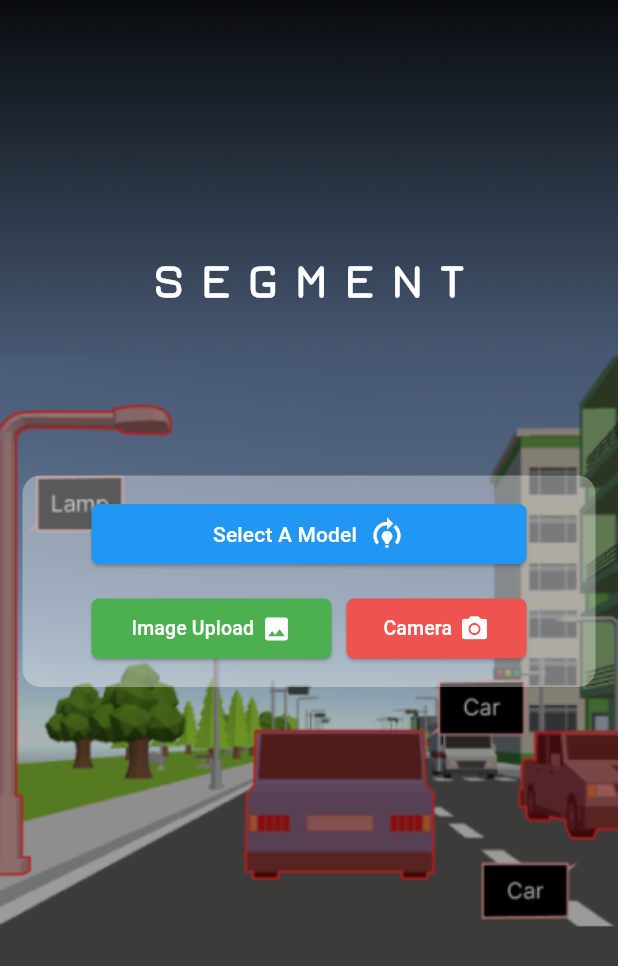
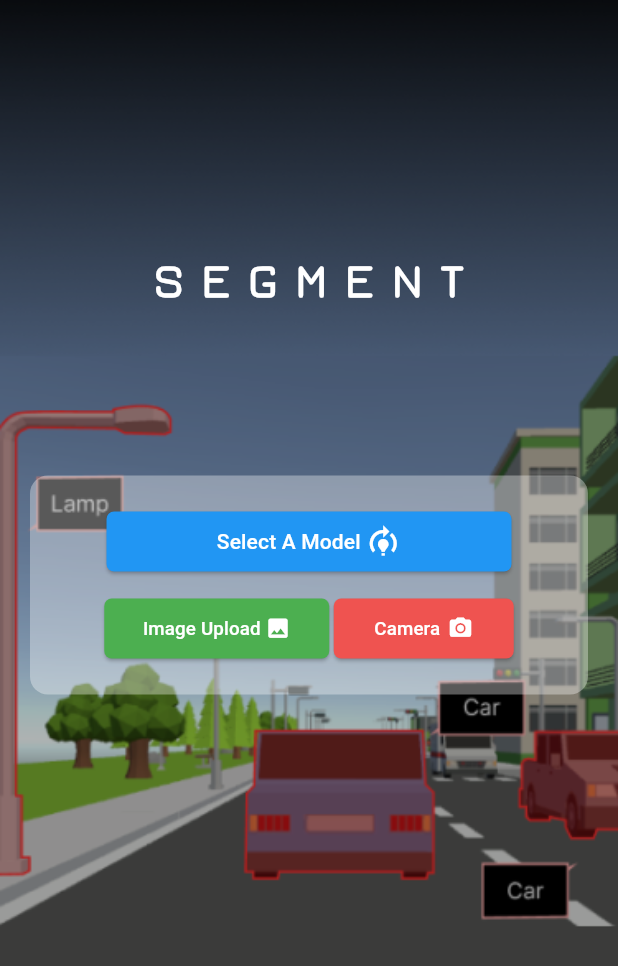
Before and after one commit to Mhidayah19/ICT3217_ImageSegmentation, a Flutter app: the screen it shows after launch, on a phone screen of 412 x 824 dp. Shown: the top 966 px of the screen. Run offline on Flutter 3.47's test engine with Material 3 defaults, Android fonts, the light colour scheme and no system bars; our stand-ins replace camera, image_picker; missing offline and left inert: tflite_flutter.

Commit message:
home screen ui

```diff
--- a/lib/home_screen.dart
+++ b/lib/home_screen.dart
@@ -54,8 +54,8 @@ class HomeScreen extends StatelessWidget {
 
                 // Rectangle box around buttons
                 Container(
-                  padding: const EdgeInsets.all(15),  // Padding inside the box
-                  margin: const EdgeInsets.symmetric(horizontal: 15), // Margin around the box
+                  padding: const EdgeInsets.all(20),  // Padding inside the box
+                  margin: const EdgeInsets.symmetric(horizontal: 20), // Margin around the box
                   decoration: BoxDecoration(
                     color: Colors.white.withOpacity(0.35), // Background color of the box with opacity
                     borderRadius: BorderRadius.circular(12), // Rounded corners
@@ -63,7 +63,7 @@ class HomeScreen extends StatelessWidget {
                   child: Column(
                     children: <Widget>[
                       SizedBox(
-                        width: 290, // Set the width for the new button
+                        width: 270, // Set the width for the new button
                         child: ElevatedButton(
                           onPressed: () {
                             print("Selecting model");
@@ -79,18 +79,18 @@ class HomeScreen extends StatelessWidget {
                             mainAxisAlignment: MainAxisAlignment.center,  // Align text and icon center
                             children: [
                               const Text('Select A Model'),
-                              const SizedBox(width: 8),
+                              const SizedBox(width: 3),
                               Icon(Icons.model_training, size: 24),  // Replace with your desired icon or image
                             ],
                           ),
                         ),
                       ),
-                      const SizedBox(height: 15), // Space between the new button and the row
+                      const SizedBox(height: 10), // Space between the new button and the row
                       Row(
                         mainAxisAlignment: MainAxisAlignment.center,
                         children: <Widget>[
                           SizedBox(
-                            width: 160, // Set the width for the new button
+                            width: 150, // Set the width for the new button
                             child: ElevatedButton(
                               onPressed: () {
                                 Navigator.push(
@@ -111,14 +111,14 @@ class HomeScreen extends StatelessWidget {
                                 mainAxisAlignment: MainAxisAlignment.center,  // Align text and icon center
                                 children: [
                                   const Text('Image Upload',
-                                      style: TextStyle(fontSize: 13)),
-                                  const SizedBox(width: 5),
-                                  Icon(Icons.image, size: 20),  // Replace with your desired icon or image
+                                      style: TextStyle(fontSize: 12.5)),
+                                  const SizedBox(width: 3),
+                                  Icon(Icons.image, size: 17),  // Replace with your desired icon or image
                                 ],
                               ),
                             ),
                           ),
-                          const SizedBox(width: 10),
+                          const SizedBox(width: 3),
                           SizedBox(
                             width: 120, // Set the width for the new button
                             child: ElevatedButton( // Space between the buttons
@@ -141,9 +141,9 @@ class HomeScreen extends StatelessWidget {
                               child: Row(
                                 mainAxisAlignment: MainAxisAlignment.center,  // Align text and icon center
                                 children: [
-                                  const Text('Camera', style: TextStyle(fontSize: 13)),
+                                  const Text('Camera', style: TextStyle(fontSize: 12.5)),
                                   const SizedBox(width: 5),
-                                  Icon(Icons.camera_alt, size: 20),  // Replace with your desired icon or image
+                                  Icon(Icons.camera_alt, size: 17),  // Replace with your desired icon or image
                                 ],
                               ),
                             ),
```
